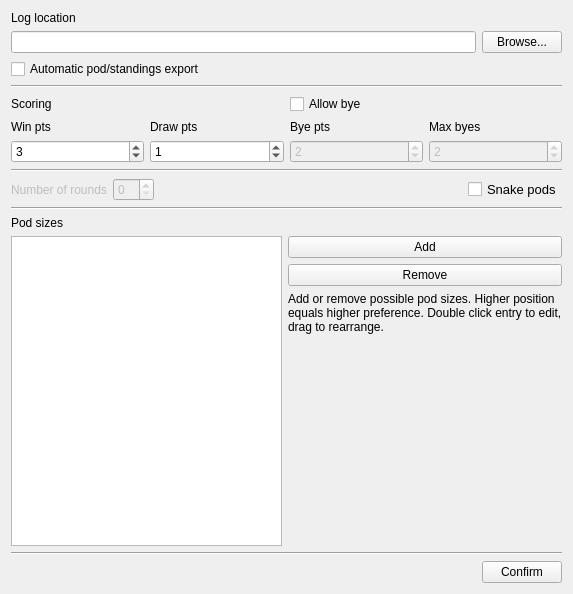
Qt form ui/TournamentConfigDialog.ui (eVen-gits/EDH_matchmaker) before a commit.
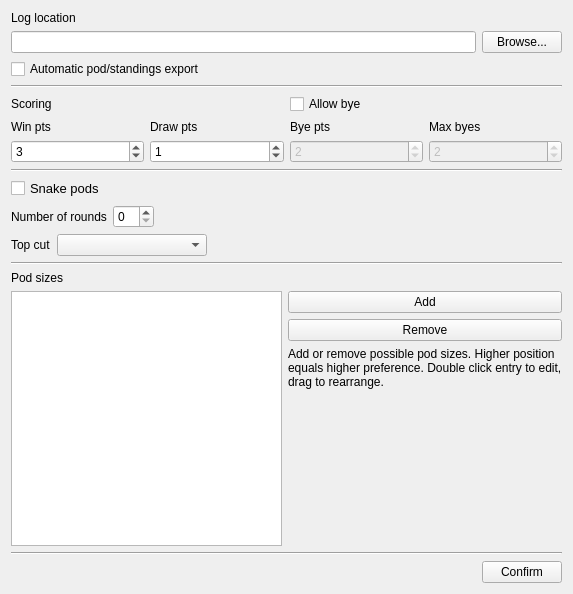
The same form after that commit.

Diff of the .ui file:
```diff
--- a/ui/TournamentConfigDialog.ui
+++ b/ui/TournamentConfigDialog.ui
@@ -178,7 +178,19 @@
    <item>
     <widget class="Line" name="line_4">
      <property name="orientation">
-      <enum>Qt::Horizontal</enum>
+      <enum>Qt::Orientation::Horizontal</enum>
+     </property>
+    </widget>
+   </item>
+   <item>
+    <widget class="QCheckBox" name="cb_snakePods">
+     <property name="font">
+      <font>
+       <pointsize>10</pointsize>
+      </font>
+     </property>
+     <property name="text">
+      <string notr="true">Snake pods</string>
      </property>
     </widget>
    </item>
@@ -187,7 +199,7 @@
      <item>
       <widget class="QLabel" name="label">
        <property name="enabled">
-        <bool>false</bool>
+        <bool>true</bool>
        </property>
        <property name="text">
         <string>Number of rounds</string>
@@ -197,7 +209,7 @@
      <item>
       <widget class="QSpinBox" name="sb_nRounds">
        <property name="enabled">
-        <bool>false</bool>
+        <bool>true</bool>
        </property>
       </widget>
      </item>
@@ -214,18 +226,40 @@
        </property>
       </spacer>
      </item>
+    </layout>
+   </item>
+   <item>
+    <layout class="QHBoxLayout" name="horizontalLayout_8">
      <item>
-      <widget class="QCheckBox" name="cb_snakePods">
-       <property name="font">
-        <font>
-         <pointsize>10</pointsize>
-        </font>
-       </property>
+      <widget class="QLabel" name="label_2">
        <property name="text">
-        <string notr="true">Snake pods</string>
+        <string>Top cut</string>
        </property>
       </widget>
      </item>
+     <item>
+      <widget class="QComboBox" name="cb_topCut">
+       <property name="minimumSize">
+        <size>
+         <width>150</width>
+         <height>0</height>
+        </size>
+       </property>
+      </widget>
+     </item>
+     <item>
+      <spacer name="horizontalSpacer_3">
+       <property name="orientation">
+        <enum>Qt::Orientation::Horizontal</enum>
+       </property>
+       <property name="sizeHint" stdset="0">
+        <size>
+         <width>40</width>
+         <height>20</height>
+        </size>
+       </property>
+      </spacer>
+     </item>
     </layout>
    </item>
    <item>
```
Left out of the diff: 22 changed lines with no effect on the pictures.
